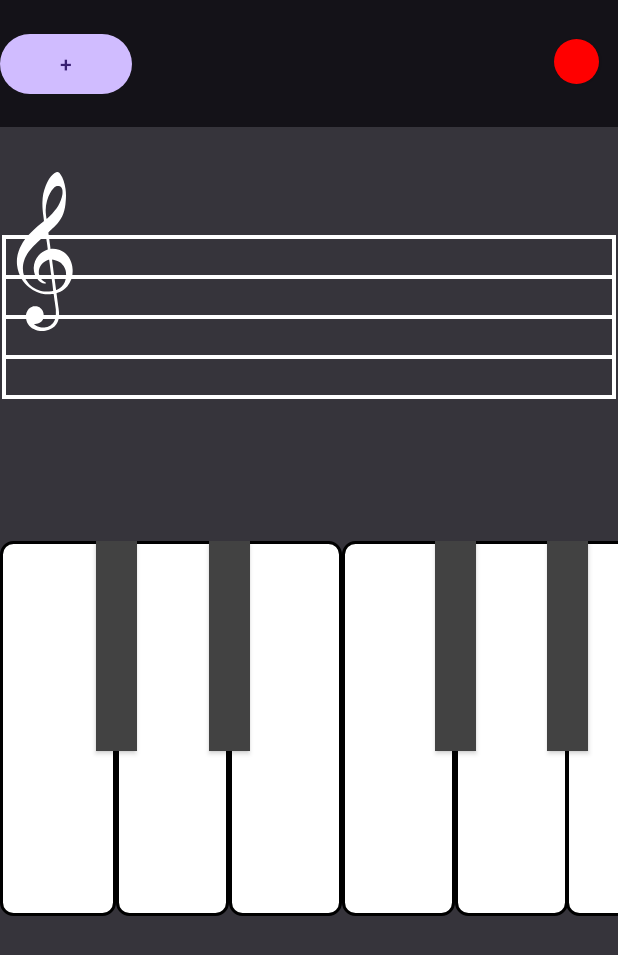
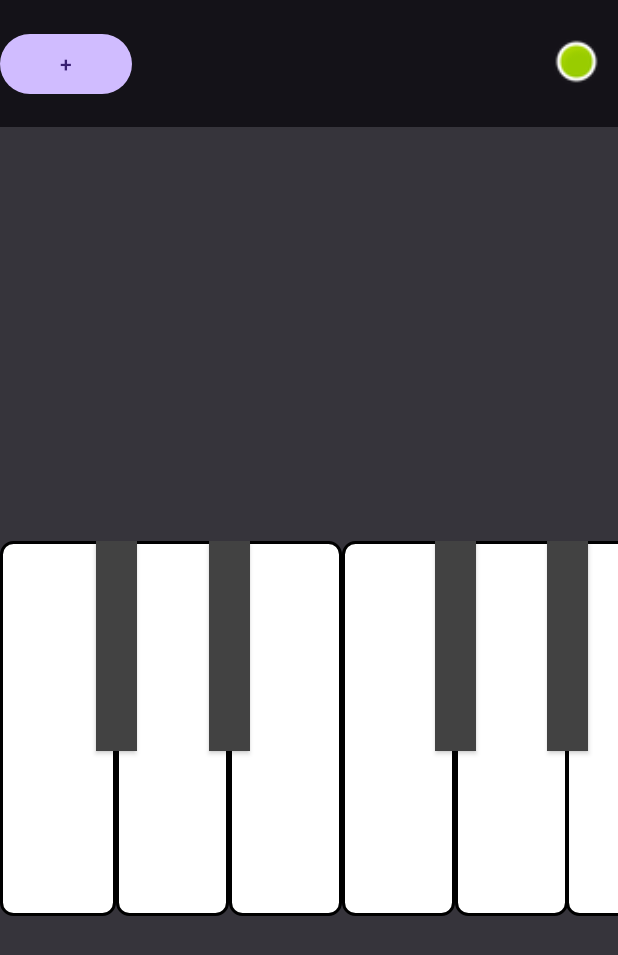
Before and after one commit to grompogrom/Euphonia, an Android app built with Jetpack Compose: the PianoFragment screen opened through its navigation route, after a tap on an icon or button, on a phone screen of 412 x 824 dp. Shown: the top 955 px of the screen. Run offline under Robolectric (Android 15) with nearby library versions, the phone set to English and light mode, and no system bars; our stand-ins replace navigation-ui; pictures from the network do not load; 1 other tap on this screen came first.

Commit message:
Recording function

```diff
--- a/app/src/main/java/com/euphoiniateam/euphonia/ui/piano/PianoFragment.kt
+++ b/app/src/main/java/com/euphoiniateam/euphonia/ui/piano/PianoFragment.kt
@@ -1,7 +1,9 @@
 package com.euphoiniateam.euphonia.ui.piano
 
-import android.media.MediaPlayer
+
+import android.media.SoundPool
 import android.os.Bundle
+import android.os.SystemClock
 import android.util.Log
 import android.view.LayoutInflater
 import android.view.View
@@ -9,24 +11,28 @@ import android.view.ViewGroup
 import android.widget.Button
 import android.widget.LinearLayout
 import android.widget.Toast
-import androidx.compose.material3.MaterialTheme
-import androidx.compose.material3.darkColorScheme
-import androidx.compose.ui.platform.ComposeView
-import androidx.compose.ui.platform.ViewCompositionStrategy
 import androidx.constraintlayout.widget.ConstraintLayout
 import androidx.fragment.app.Fragment
 import androidx.lifecycle.ViewModelProvider
-import androidx.navigation.fragment.findNavController
 import com.euphoiniateam.euphonia.R
-import com.euphoiniateam.euphonia.ui.creation.StaveConfig
-import com.euphoiniateam.euphonia.ui.creation.StaveView
 import kotlin.concurrent.thread
+
 
 class PianoFragment : Fragment() {
 
 
     private lateinit var viewModel: PianoViewModel
+
     private val notes = arrayListOf("C", "D", "C#", "E", "D#", "F", "G", "F#", "A", "G#", "B", "A#")
+    private var noteMap : MutableMap<Int, Int> = mutableMapOf()
+    private var sndPool : SoundPool = SoundPool.Builder().setMaxStreams(5).build()
+
+    private var isRecording = false
+    private lateinit var recordButton : Button
+    private var recordData : MutableList<PianoPlayer> = mutableListOf()
+    private var previousPressTime : Long = 0
+
+
 
     override fun onCreateView(
         inflater: LayoutInflater, container: ViewGroup?,
@@ -35,47 +41,56 @@ class PianoFragment : Fragment() {
         val rootView = inflater.inflate(R.layout.fragment_piano, container, false)
         val LLayout = rootView.findViewById<LinearLayout>(R.id.linear1)
 
-        val noteView = rootView.findViewById<ComposeView>(R.id.stave_compose_view)
-        val applyBtn = rootView.findViewById<Button>(R.id.button2)
-        applyBtn.setOnClickListener {
-            val action = PianoFragmentDirections.actionPianoFragmentToCreationFragment()
-            findNavController().navigate(action)
+
+        recordButton = rootView.findViewById(R.id.record_button)
+        recordButton.setOnClickListener {
+            isRecording = !isRecording
+            if(isRecording){
+                recordButton.setBackgroundResource(android.R.drawable.presence_online)
+            } else recordButton.setBackgroundResource(R.drawable.record_button)
+            if(!isRecording && recordData.isNotEmpty()){
+                playRecord()
             }
-        noteView.apply {
-            setViewCompositionStrategy(ViewCompositionStrategy.Default)
-            setContent {
-                MaterialTheme(
-                    colorScheme = darkColorScheme()
-                ) {
-                    StaveView(state = StaveConfig(linesCount = 1))
+//            Toast.makeText(requireContext(), isRecording.toString(), Toast.LENGTH_SHORT).show()
         }
-            }
-        }
-
-
-        for(i in 0..1) {
+        for(i in 0..2) {
             val pianoView : View = inflater.inflate(R.layout.piano, container, false)
             val octave: ConstraintLayout = pianoView.findViewById(R.id.octave)
             for(x in 0 until octave.childCount){
+                noteMap[pianoKey(notes[x],i)] = sndPool.load(
+                    requireContext(),
+                    pianoKey(notes[x],i), 1)
                 (octave.getChildAt(x) as Button).setOnClickListener {
-                    pianoKey(notes[x], i)
+                    if(isRecording) {
+                        val currentTimeMillis = SystemClock.elapsedRealtime()
+                        val elapsedTimeMillis = if (previousPressTime != 0L) {
+                            currentTimeMillis - previousPressTime
+                        } else 0
+                        previousPressTime = currentTimeMillis
+
+                        recordData.add(PianoPlayer(elapsedTimeMillis, x, i))
+                    }
+                    noteMap[pianoKey(notes[x], i)]?.let { it1 -> sndPool.play(it1, 1F,
+                        1F, 1 ,0, 1.0f) }
                 }
             }
             LLayout.addView(pianoView, i)
         }
-
         return rootView
     }
-
     override fun onActivityCreated(savedInstanceState: Bundle?) {
         super.onActivityCreated(savedInstanceState)
         viewModel = ViewModelProvider(this).get(PianoViewModel::class.java)
         // TODO: Use the ViewModel
     }
 
-    fun pianoKey(key : String, pitch : Int) : Unit {
-        val resource : Int =
-            when(key) {
+    private fun pianoKey(key : String, pitch : Int) : Int {
+//        Log.d("key", key)
+        var resource : Int = R.raw.c
+
+        if(pitch == 1) { //C5
+            resource =
+                when (key) {
                     "C" -> R.raw.c
                     "D" -> R.raw.d
                     "C#" -> R.raw.cb
@@ -90,13 +105,57 @@ class PianoFragment : Fragment() {
                     "A#" -> R.raw.ab
                     else -> R.raw.c
                 }
-        Toast.makeText(requireContext(), "$key Octave: $pitch", Toast.LENGTH_SHORT).show()
-        thread(true) {
-            val player = MediaPlayer.create(context, resource)
-            player.start()
-            player.setOnCompletionListener { mp ->
-                mp.release()
+        } else if(pitch == 0){ //C4
+            resource =
+                when (key) {
+                    "C" -> R.raw.c4
+                    "D" -> R.raw.d4
+                    "C#" -> R.raw.cb4
+                    "E" -> R.raw.e4
+                    "D#" -> R.raw.db4
+                    "F" -> R.raw.f4
+                    "G" -> R.raw.g4
+                    "F#" -> R.raw.fb4
+                    "A" -> R.raw.a4
+                    "G#" -> R.raw.gb4
+                    "B" -> R.raw.b4
+                    "A#" -> R.raw.ab4
+                    else -> R.raw.c4
+            }
+        } else{ //C6
+            resource =
+                when (key) {
+                    "C" -> R.raw.c6
+                    "D" -> R.raw.d6
+                    "C#" -> R.raw.cb6
+                    "E" -> R.raw.e6
+                    "D#" -> R.raw.db6
+                    "F" -> R.raw.f6
+                    "G" -> R.raw.g6
+                    "F#" -> R.raw.fb6
+                    "A" -> R.raw.a6
+                    "G#" -> R.raw.gb6
+                    "B" -> R.raw.b6
+                    "A#" -> R.raw.ab6
+                    else -> R.raw.c6
                 }
         }
+        //Log.d("PianoKey", key)
+        return resource
+    }
+
+    private fun playRecord(){
+        thread(true){
+            for(i in 0 until recordData.size){
+                Log.d("sleep", recordData[i].second.toString())
+                Thread.sleep(recordData[i].second)
+                noteMap[pianoKey(notes[recordData[i].keyNum], recordData[i].pitch)]?.let { it1 -> sndPool.play(it1, 1F,
+                    1F, 1 ,0, 1.0f) }
+            }
+            recordData.clear()
+            previousPressTime = 0
+
+        }
+
     }
 }
--- a/app/src/main/res/layout-land/fragment_piano.xml
+++ b/app/src/main/res/layout-land/fragment_piano.xml
@@ -11,13 +11,12 @@
     <androidx.constraintlayout.widget.ConstraintLayout
         android:id="@+id/frameLayout"
         android:layout_width="match_parent"
-        android:layout_height="0dp"
-        android:layout_weight="0.4"
+        android:layout_height="53dp"
         android:background="#141218"
         android:backgroundTint="#141218">
 
         <androidx.appcompat.widget.AppCompatButton
-            android:id="@+id/button9"
+            android:id="@+id/record_button"
             style="@style/Widget.AppCompat.Button.Colored"
             android:layout_width="30dp"
             android:layout_height="30dp"
@@ -29,46 +28,22 @@
             app:layout_constraintTop_toTopOf="parent"
             app:layout_constraintVertical_bias="0.478" />
 
-        <Button
-            android:id="@+id/button2"
-            android:layout_width="wrap_content"
-            android:layout_height="wrap_content"
-            app:layout_constraintTop_toTopOf="parent"
-            app:layout_constraintEnd_toStartOf="@id/bigger_keys"
-            android:text="Button"
-            tools:layout_editor_absoluteX="463dp"
-            tools:layout_editor_absoluteY="2dp" />
-
-        <Button
-            android:id="@+id/bigger_keys"
-            android:layout_width="wrap_content"
-            android:layout_height="wrap_content"
-            android:layout_marginEnd="16dp"
-            android:text="+"
-            app:layout_constraintBottom_toBottomOf="parent"
-            app:layout_constraintEnd_toStartOf="@+id/button9"
-            app:layout_constraintTop_toTopOf="parent"
-            app:layout_constraintVertical_bias="0.4" />
     </androidx.constraintlayout.widget.ConstraintLayout>
 
-    <androidx.compose.ui.platform.ComposeView
-        android:id="@+id/stave_compose_view"
+    <FrameLayout
         android:layout_width="match_parent"
-        android:layout_height="wrap_content"
-        android:layout_weight="1" />
+        android:layout_height="120dp">
 
-
+    </FrameLayout>
     <HorizontalScrollView
-        android:id="@+id/scroll1"
-        android:layout_width="match_parent"
-        android:layout_height="0dp"
-        android:layout_weight="2.1">
+        android:layout_width="wrap_content"
+        android:layout_height="wrap_content">
     <LinearLayout
         android:id="@+id/linear1"
         android:layout_width="1150dp"
-        android:layout_height="match_parent"
+        android:layout_height="185dp"
         android:orientation="horizontal">
+
     </LinearLayout>
     </HorizontalScrollView>
-
 </LinearLayout>
```
Lines whose indentation alone changed are shown as unchanged.
